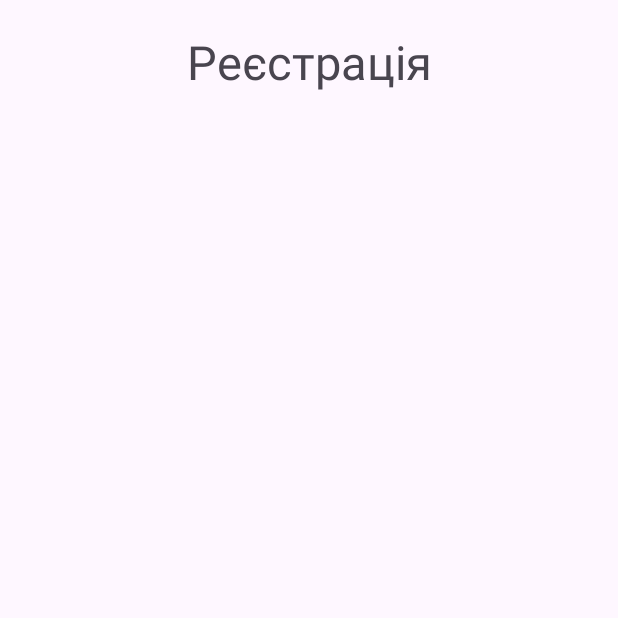
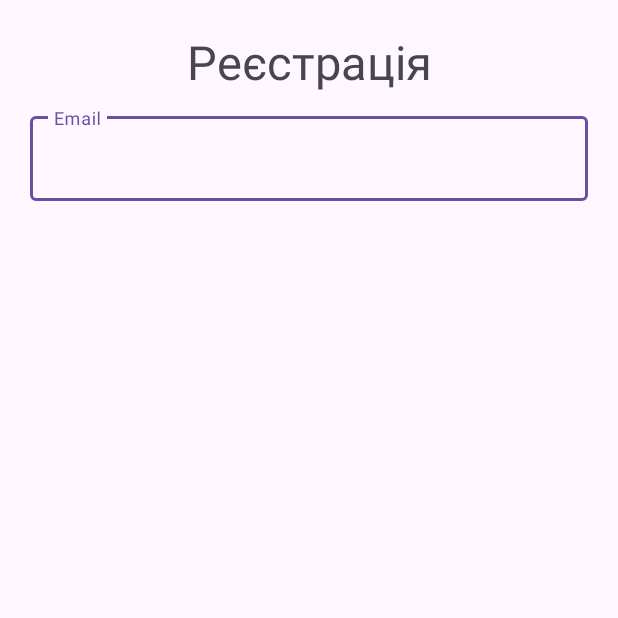
Before and after one commit to Light2Night/LiteAndroidApp, an Android app: the screen it shows after launch (MainActivity), on a phone screen of 412 x 824 dp, the top half of it. Run offline under Robolectric (Android 15) with nearby library versions, the phone set to English and light mode, and no system bars.

Commit message:
Added Email field

```diff
--- a/app/src/main/res/layout/activity_main.xml
+++ b/app/src/main/res/layout/activity_main.xml
@@ -5,9 +5,12 @@
     android:id="@+id/main"
     android:layout_width="match_parent"
     android:layout_height="match_parent"
+    android:layout_marginLeft="20dp"
+    android:layout_marginRight="20dp"
     tools:context=".MainActivity">
 
     <TextView
+        android:id="@+id/header"
         android:layout_width="wrap_content"
         android:layout_height="wrap_content"
         android:layout_marginTop="20dp"
@@ -17,4 +20,18 @@
         app:layout_constraintStart_toStartOf="parent"
         app:layout_constraintTop_toTopOf="parent" />
 
+    <com.google.android.material.textfield.TextInputLayout
+        android:id="@+id/tfRegEmail"
+        android:layout_width="match_parent"
+        android:layout_height="wrap_content"
+        android:layout_marginTop="10dp"
+        android:hint="@string/email"
+        app:layout_constraintTop_toBottomOf="@id/header">
+
+        <com.google.android.material.textfield.TextInputEditText
+            android:layout_width="match_parent"
+            android:layout_height="wrap_content" />
+
+    </com.google.android.material.textfield.TextInputLayout>
+
 </androidx.constraintlayout.widget.ConstraintLayout>
--- a/app/src/main/res/values/strings.xml
+++ b/app/src/main/res/values/strings.xml
@@ -1,4 +1,5 @@
 <resources>
     <string name="app_name">LiteApp</string>
     <string name="registration">Реєстрація</string>
+    <string name="email">Email</string>
 </resources>
```
